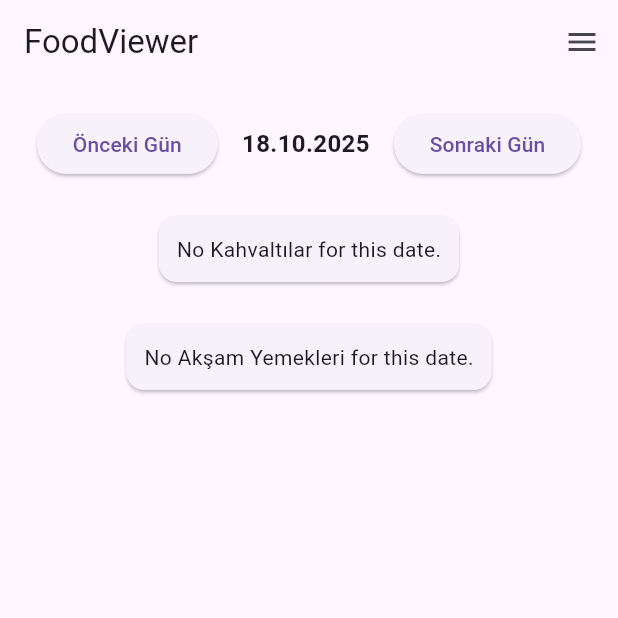
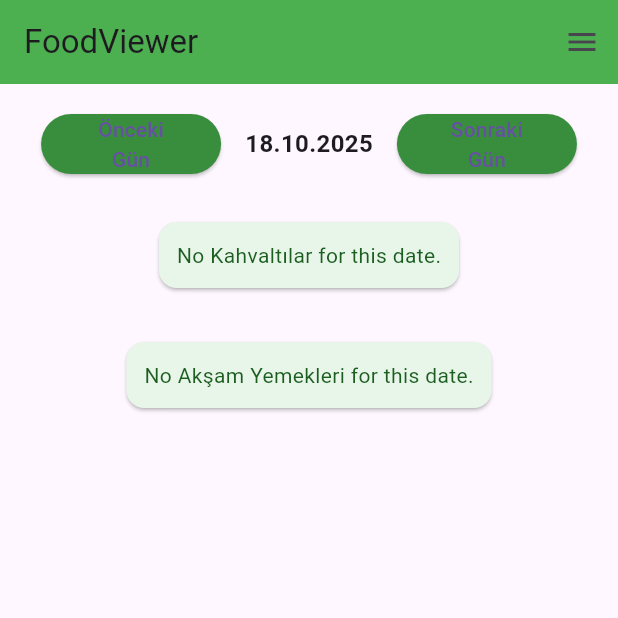
Before and after one commit to Enes0668/foodviewer, a Flutter app: the screen it shows after launch, in the side drawer, after a tap on "Önceki Gün", on a phone screen of 412 x 824 dp, the top half of it. Run offline on Flutter 3.47's test engine with Material 3 defaults, Android fonts, the phone set to English and light mode, and no system bars; our stand-ins replace firebase_auth, firebase_core, firebase_database; accounts and stored records are empty.

Commit message:
I did first home_page UI

```diff
--- a/lib/pages/home_page.dart
+++ b/lib/pages/home_page.dart
@@ -20,6 +20,8 @@ class _HomePageState extends State<HomePage> {
   List<Map<String, dynamic>> kahvaltilar = [];
   List<Map<String, dynamic>> aksamYemekleri = [];
 
+  bool _isLoading = false; // For async date navigation
+
   @override
   void initState() {
     super.initState();
@@ -30,8 +32,13 @@ class _HomePageState extends State<HomePage> {
     final user = _auth.currentUser;
     if (user == null) return;
 
+    setState(() {
+      _isLoading = true;
+    });
+
     final String dateKey = DateFormat('yyyy-MM-dd').format(selectedDate);
 
+    try {
       // Fetch breakfast
       DatabaseEvent kahvaltiEvent = await _database
           .child('users/${user.uid}/kahvaltilar')
@@ -66,28 +73,41 @@ class _HomePageState extends State<HomePage> {
         kahvaltilar = kahvaltiData;
         aksamYemekleri = aksamData;
       });
+    } finally {
+      setState(() {
+        _isLoading = false;
+      });
+    }
   }
 
   Future<void> _previousDate() async {
+    if (_isLoading) return;
+
     setState(() {
       selectedDate = selectedDate.subtract(const Duration(days: 1));
     });
-    await _fetchMeals(); // await Firebase fetch
+    await _fetchMeals();
   }
 
   Future<void> _nextDate() async {
+    if (_isLoading) return;
+
     setState(() {
       selectedDate = selectedDate.add(const Duration(days: 1));
     });
-    await _fetchMeals(); // await Firebase fetch
+    await _fetchMeals();
   }
 
   Widget _buildMealCard(String title, List<Map<String, dynamic>> meals, List<String> fields) {
     if (meals.isEmpty) {
       return Card(
+        color: Colors.green.shade50,
+        shape: RoundedRectangleBorder(borderRadius: BorderRadius.circular(12)),
+        margin: const EdgeInsets.symmetric(vertical: 8),
         child: Padding(
           padding: const EdgeInsets.all(12),
-          child: Text("No $title for this date."),
+          child: Text("No $title for this date.",
+              style: TextStyle(color: Colors.green.shade900)),
         ),
       );
     }
@@ -95,6 +115,7 @@ class _HomePageState extends State<HomePage> {
     return Column(
       children: meals.map((meal) {
         return Card(
+          color: Colors.green.shade50,
           margin: const EdgeInsets.symmetric(vertical: 8),
           shape: RoundedRectangleBorder(borderRadius: BorderRadius.circular(12)),
           child: Padding(
@@ -102,9 +123,14 @@ class _HomePageState extends State<HomePage> {
             child: Column(
               crossAxisAlignment: CrossAxisAlignment.start,
               children: [
-                Text(title, style: const TextStyle(fontSize: 18, fontWeight: FontWeight.bold)),
+                Text(title,
+                    style: TextStyle(
+                        fontSize: 18,
+                        fontWeight: FontWeight.bold,
+                        color: Colors.green.shade900)),
                 const SizedBox(height: 8),
-                ...fields.map((f) => Text("$f: ${meal[f] ?? '-'}")).toList(),
+                ...fields.map((f) => Text("$f: ${meal[f] ?? '-'}",
+                    style: TextStyle(color: Colors.green.shade800))).toList(),
               ],
             ),
           ),
@@ -119,6 +145,7 @@ class _HomePageState extends State<HomePage> {
 
     return Scaffold(
       appBar: AppBar(
+        backgroundColor: Colors.green,
         title: const Text("FoodViewer"),
         actions: [
           Builder(
@@ -155,16 +182,30 @@ class _HomePageState extends State<HomePage> {
         padding: const EdgeInsets.all(16),
         child: Column(
           children: [
-            // Date selector
+            // Date selector row
             Row(
               mainAxisAlignment: MainAxisAlignment.center,
               children: [
-                ElevatedButton(onPressed: _previousDate, child: const Text("Önceki Gün")),
+                SizedBox(
+                  width: 120,
+                  child: ElevatedButton(
+                    style: ElevatedButton.styleFrom(backgroundColor: Colors.green.shade700),
+                    onPressed: _isLoading ? null : _previousDate,
+                    child: const Text("Önceki Gün", textAlign: TextAlign.center),
+                  ),
+                ),
                 const SizedBox(width: 16),
                 Text(DateFormat('dd.MM.yyyy').format(selectedDate),
                     style: const TextStyle(fontSize: 16, fontWeight: FontWeight.bold)),
                 const SizedBox(width: 16),
-                ElevatedButton(onPressed: _nextDate, child: const Text("Sonraki Gün")),
+                SizedBox(
+                  width: 120,
+                  child: ElevatedButton(
+                    style: ElevatedButton.styleFrom(backgroundColor: Colors.green.shade700),
+                    onPressed: _isLoading ? null : _nextDate,
+                    child: const Text("Sonraki Gün", textAlign: TextAlign.center),
+                  ),
+                ),
               ],
             ),
             const SizedBox(height: 20),
```
Lines whose indentation alone changed are shown as unchanged.
